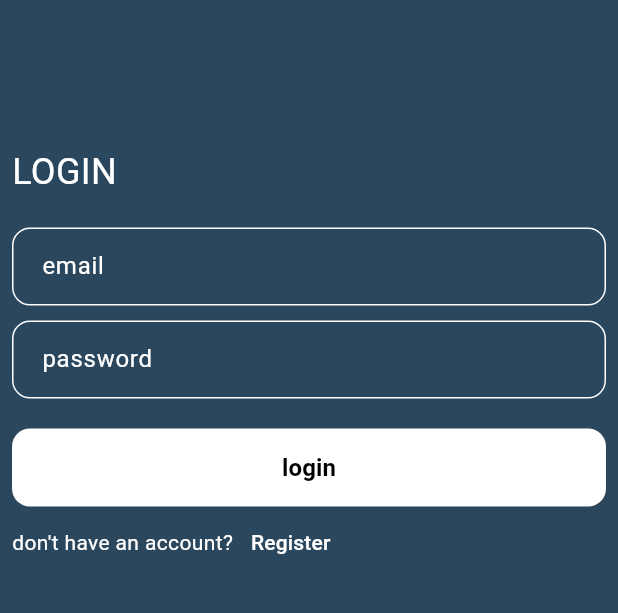
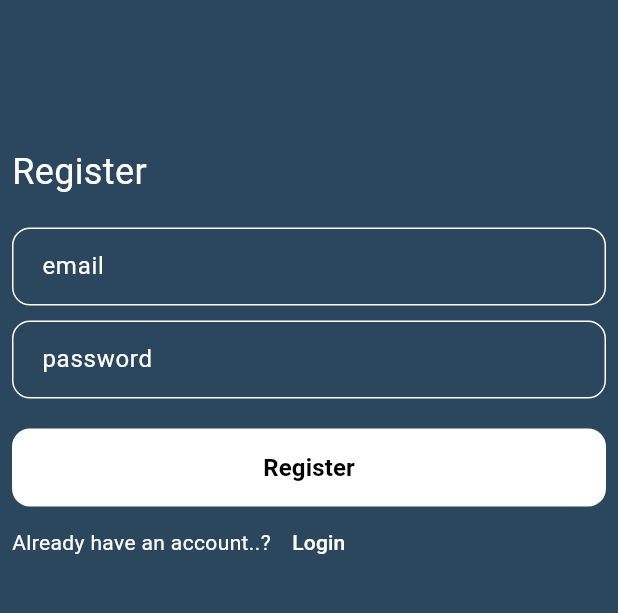
Before and after one commit to Mina8496/scholar_chat, a Flutter app: the screen it shows after launch, after a tap on "Register", on a phone screen of 412 x 824 dp, the part 365-978 px from its top. Run offline on Flutter 3.47's test engine with Material 3 defaults, Android fonts, the phone set to English and light mode, and no system bars.

Commit message:
**Update**
> - Reorganized the login page under `lib/feature/login/page/`.
> - Added a registration page with a link back to login.
> - Added shared primary color and navigation helpers.
> - Updated `main.dart` to use the new login page location.
> - Reused the existing custom text field and button widgets on both pages.

```diff
--- /dev/null
+++ b/lib/core/constants.dart
@@ -0,0 +1,3 @@
+import 'package:flutter/material.dart';
+
+const kPrimaryColor = Color(0xff2B475E);
--- /dev/null
+++ b/lib/feature/login/page/login_page.dart
@@ -0,0 +1,69 @@
+import 'package:flutter/material.dart';
+import 'package:scholar_chat/core/constants.dart';
+import 'package:scholar_chat/core/routes/app_navigator.dart';
+import 'package:scholar_chat/core/widgets/custom_button.dart';
+import 'package:scholar_chat/core/widgets/custom_text_field.dart';
+import 'package:scholar_chat/feature/register/page/register_page.dart';
+
+class LoginPage extends StatelessWidget {
+  const LoginPage({super.key});
+
+  @override
+  Widget build(BuildContext context) {
+    return Scaffold(
+      backgroundColor: kPrimaryColor,
+      body: Padding(
+        padding: const EdgeInsets.symmetric(horizontal: 8.0),
+        child: SingleChildScrollView(
+          child: Column(
+            children: [
+              Spacer(flex: 1),
+              Image.asset('assets/images/scholar.png', width: 100),
+              Text(
+                'Scholar Chat',
+                style: TextStyle(
+                  fontSize: 32,
+                  color: Colors.white,
+                  fontFamily: 'pacifico',
+                ),
+              ),
+              Spacer(flex: 1),
+              Row(
+                children: [
+                  Text(
+                    'LOGIN',
+                    style: TextStyle(fontSize: 24, color: Colors.white),
+                  ),
+                ],
+              ),
+              const SizedBox(height: 20),
+              CustomTextField(hintText: 'email'),
+              const SizedBox(height: 10),
+
+              CustomTextField(hintText: 'password'),
+              const SizedBox(height: 20),
+
+              CustomButton(text: 'login', onPressed: () {}),
+              Row(
+                children: [
+                  Text(
+                    "don't have an account?",
+                    style: TextStyle(color: Colors.white),
+                  ),
+                  TextButton(
+                    onPressed: () => AppNavigator.push(context, RegisterPage()),
+                    child: Text(
+                      "Register",
+                      style: TextStyle(color: Colors.white),
+                    ),
+                  ),
+                ],
+              ),
+              Spacer(flex: 2),
+            ],
+          ),
+        ),
+      ),
+    );
+  }
+}
--- a/lib/login/page/login_page.dart
+++ b/lib/feature/register/page/register_page.dart
@@ -1,20 +1,22 @@
 import 'package:flutter/material.dart';
+import 'package:scholar_chat/core/constants.dart';
+import 'package:scholar_chat/core/routes/app_navigator.dart';
 import 'package:scholar_chat/core/widgets/custom_button.dart';
 import 'package:scholar_chat/core/widgets/custom_text_field.dart';
 
-class LoginPage extends StatelessWidget {
-  const LoginPage({super.key});
+class RegisterPage extends StatelessWidget {
+  const RegisterPage({super.key});
 
   @override
   Widget build(BuildContext context) {
     return Scaffold(
-      backgroundColor: Color(0xff2B475E),
+      backgroundColor: kPrimaryColor,
       body: Padding(
         padding: const EdgeInsets.symmetric(horizontal: 8.0),
         child: Column(
           children: [
             Spacer(flex: 1),
-            Image.asset('assets/images/scholar.png'),
+            Image.asset('assets/images/scholar.png', width: 100),
             Text(
               'Scholar Chat',
               style: TextStyle(
@@ -27,7 +29,7 @@ class LoginPage extends StatelessWidget {
             Row(
               children: [
                 Text(
-                  'LOGIN',
+                  'Register',
                   style: TextStyle(fontSize: 24, color: Colors.white),
                 ),
               ],
@@ -39,19 +41,16 @@ class LoginPage extends StatelessWidget {
             CustomTextField(hintText: 'password'),
             const SizedBox(height: 20),
 
-            CustomButton(text: 'login', onPressed: () {}),
+            CustomButton(text: 'Register', onPressed: () {}),
             Row(
               children: [
                 Text(
-                  "don't have an account?",
+                  "Already have an account..?",
                   style: TextStyle(color: Colors.white),
                 ),
                 TextButton(
-                  onPressed: () {},
-                  child: Text(
-                    "Register",
-                    style: TextStyle(color: Colors.white),
-                  ),
+                  onPressed: () => AppNavigator.pop(context),
+                  child: Text("Login", style: TextStyle(color: Colors.white)),
                 ),
               ],
             ),
--- a/lib/main.dart
+++ b/lib/main.dart
@@ -1,5 +1,5 @@
 import 'package:flutter/material.dart';
-import 'package:scholar_chat/login/page/login_page.dart';
+import 'package:scholar_chat/feature/login/page/login_page.dart';
 
 void main() {
   runApp(const ScholarChat());
```
Also changed, not shown: lib/core/routes/app_navigator.dart (added, +32 -0 lines).
